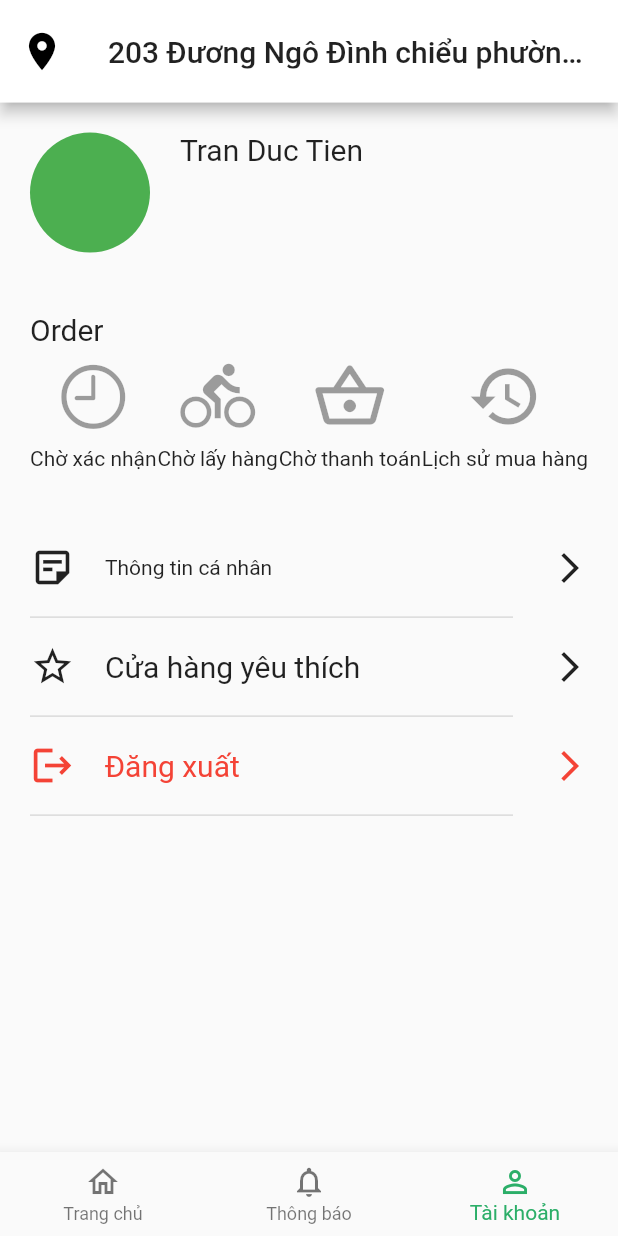
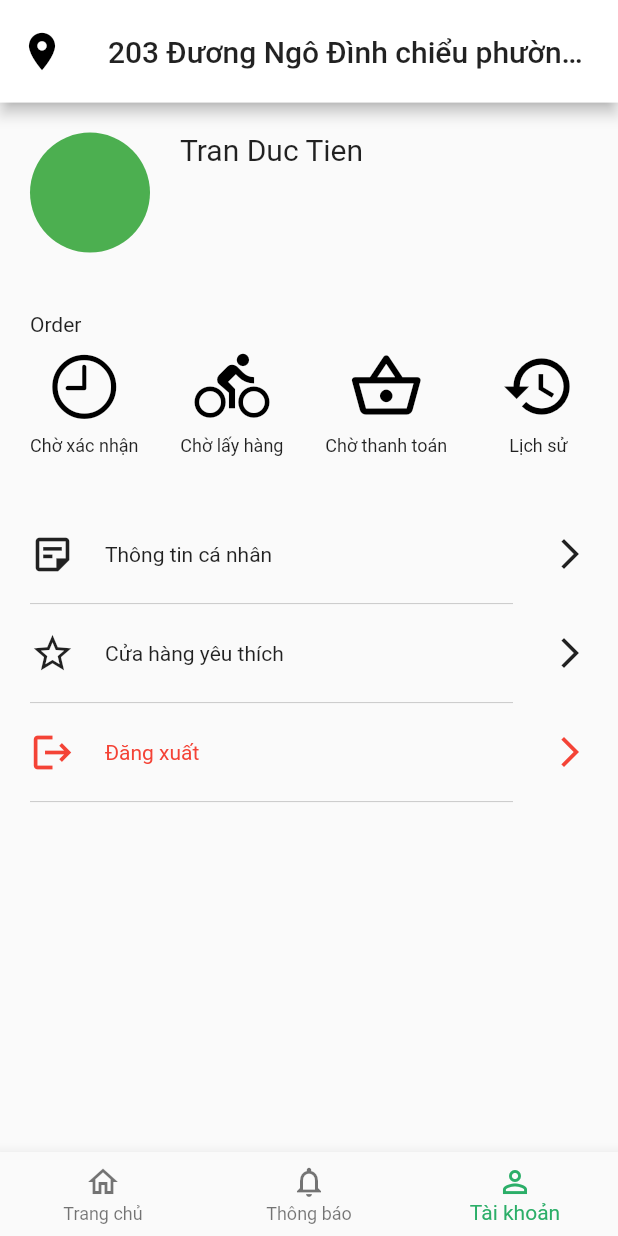
Before and after one commit to tienjtran/customer_cheapee, a Flutter app: the screen it shows after launch, item 3 of the bottom bar chosen, on a phone screen of 412 x 824 dp. Run offline on Flutter 3.47's test engine with Material 2 defaults, Android fonts, the phone set to English and light mode, and no system bars; network calls fail.

Commit message:
[Mobile][C7][CA-32] Edit format ProfieScreen

```diff
--- a/lib/views/ui/profile.dart
+++ b/lib/views/ui/profile.dart
@@ -31,12 +31,7 @@ class ProfileScreen extends StatelessWidget {
               padding: const EdgeInsets.only(top: 40),
               child: Row(
                 children: [
-                  Text(
-                    'Order',
-                    style: TextStyle(
-                      fontSize: 20,
-                    ),
-                  ),
+                  Text('Order'),
                 ],
               ),
             ),
@@ -47,44 +42,68 @@ class ProfileScreen extends StatelessWidget {
                   mainAxisAlignment: MainAxisAlignment.center,
                   children: [
                     IconButton(
-                      icon: Icon(CupertinoIcons.clock),
+                      icon: Icon(
+                        CupertinoIcons.clock,
+                        color: Colors.black,
+                      ),
                       onPressed: null,
                       iconSize: 50,
                     ),
-                    Text('Chờ xác nhận'),
+                    Text(
+                      'Chờ xác nhận',
+                      style: TextStyle(fontSize: 12),
+                    ),
                   ],
                 ),
                 Column(
                   mainAxisAlignment: MainAxisAlignment.center,
                   children: [
                     IconButton(
-                      icon: Icon(Icons.directions_bike_outlined),
+                      icon: Icon(
+                        Icons.directions_bike_outlined,
+                        color: Colors.black,
+                      ),
                       onPressed: null,
                       iconSize: 50,
                     ),
-                    Text('Chờ lấy hàng'),
+                    Text(
+                      'Chờ lấy hàng',
+                      style: TextStyle(fontSize: 12),
+                    ),
                   ],
                 ),
                 Column(
                   mainAxisAlignment: MainAxisAlignment.center,
                   children: [
                     IconButton(
-                      icon: Icon(Icons.shopping_basket_outlined),
+                      icon: Icon(
+                        Icons.shopping_basket_outlined,
+                        color: Colors.black,
+                      ),
                       onPressed: null,
                       iconSize: 50,
                     ),
-                    Text('Chờ thanh toán'),
+                    Text(
+                      'Chờ thanh toán',
+                      style: TextStyle(fontSize: 12),
+                    ),
                   ],
                 ),
                 Column(
                   mainAxisAlignment: MainAxisAlignment.center,
                   children: [
                     IconButton(
-                      icon: Icon(Icons.history),
+                      icon: Icon(
+                        Icons.history,
+                        color: Colors.black,
+                      ),
                       onPressed: null,
                       iconSize: 50,
                     ),
-                    Text('Lịch sử mua hàng'),
+                    Text(
+                      'Lịch sử',
+                      style: TextStyle(fontSize: 12),
+                    ),
                   ],
                 ),
               ],
@@ -133,12 +152,7 @@ class ProfileScreen extends StatelessWidget {
                             ),
                             Container(
                               padding: const EdgeInsets.only(left: 20),
-                              child: Text(
-                                'Cửa hàng yêu thích',
-                                style: TextStyle(
-                                  fontSize: 20,
-                                ),
-                              ),
+                              child: Text('Cửa hàng yêu thích'),
                             )
                           ],
                         ),
@@ -168,7 +182,6 @@ class ProfileScreen extends StatelessWidget {
                               child: Text(
                                 'Đăng xuất',
                                 style: TextStyle(
-                                  fontSize: 20,
                                   color: Colors.red,
                                 ),
                               ),
```
